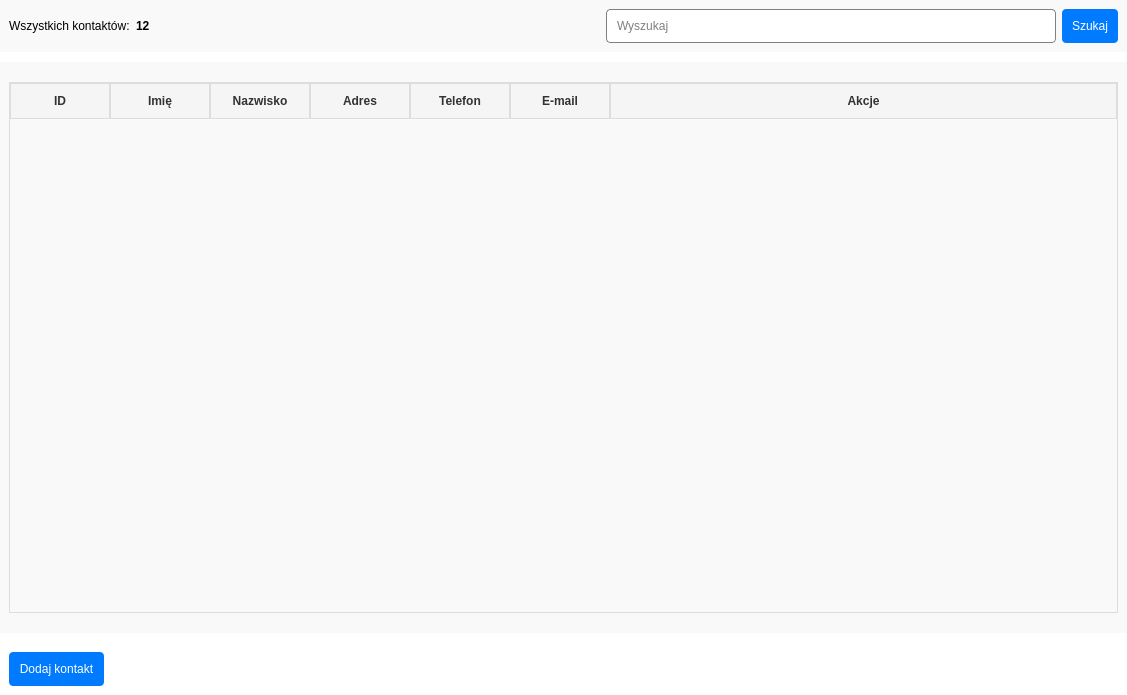
Above: dashboard.ui from Karoleqk/Baza-Kontaktow before the change. Below: the same form after it.
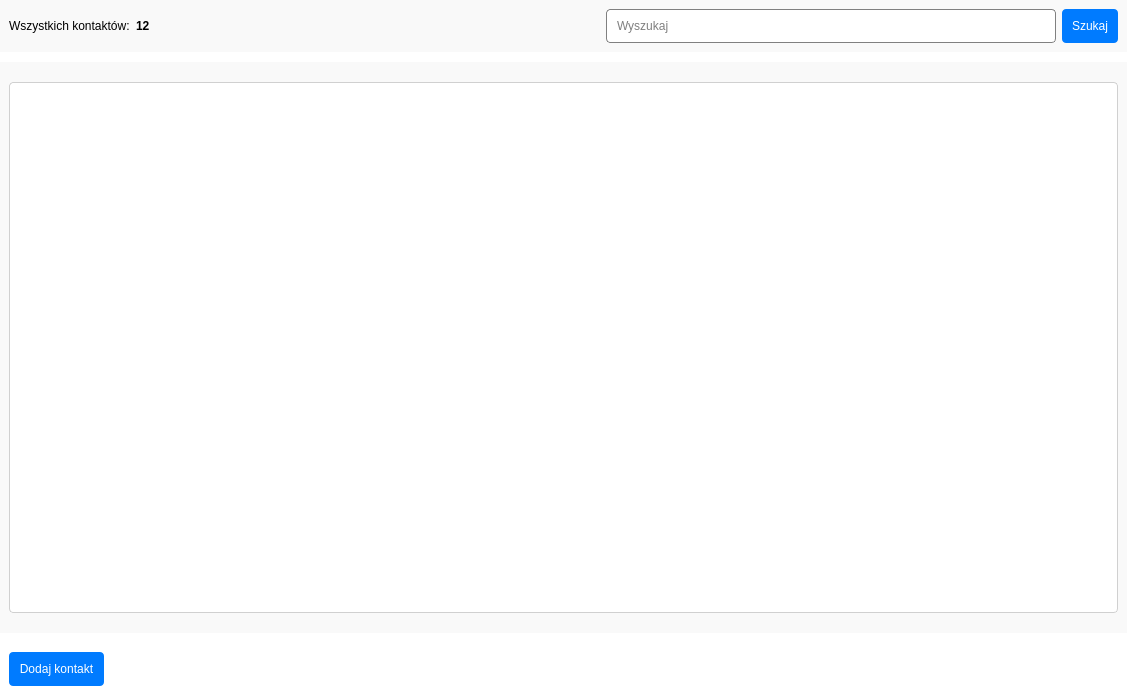
That is the form after the change.

Commit message: show fetched data in table

The edit to the form file:
```diff
--- a/dashboard.ui
+++ b/dashboard.ui
@@ -67,32 +67,81 @@
         border-color: black;
 }
 
+/* Basic QTableWidget styling */
 QTableWidget {
-    border: 1px solid #ddd; /* Light border around the table */
+    background-color: #ffffff;
+    alternate-background-color: #f9f9f9;
+    gridline-color: #e0e0e0;
+    selection-background-color: #e7f0fd;
+    selection-color: #202020;
+    border: 1px solid #d0d0d0;
+    border-radius: 4px;
+    padding: 0px;
+    font-size: 12px;
 }
 
-QTableWidget::item {
-    padding: 8px;
-    border-bottom: 1px solid #ddd;
+/* Header styling - lighter color */
+QHeaderView::section {
+    background-color: #f0f0f0;
+    color: #404040;
+    padding: 6px;
+    font-weight: bold;
+    border: 1px solid #d0d0d0;
+    border-top-width: 0px;
+    border-left-width: 0px;
+    border-right: 1px solid #d0d0d0;
 }
 
+QHeaderView::section:checked {
+    background-color: #e8e8e8;
+}
+
+/* Styling for alternating rows */
+QTableWidget::item:alternate {
+    background-color: #f9f9f9;
+}
+
+/* Styling for selected items - improved for better text visibility */
 QTableWidget::item:selected {
-    background-color: #4caf50; /* Green selection for each item */
-    color: white; /* White text when selected */
+    background-color: #e7f0fd;
+    color: #202020;
 }
 
-QTableWidget QHeaderView::section {
-    background-color: #f5f5f5; /* Light gray background for the header */
-    color: #333; /* Dark text for headers */
-    padding: 8px;
-    border: 1px solid #ddd; /* Border around headers */
-    font-weight: bold; /* Bold text in header */
+/* Hover effect - fixed to maintain text visibility */
+QTableWidget::item:hover {
+    background-color: #f0f7ff;
+    color: #202020;
 }
 
-QTableWidget QHeaderView::section:horizontal {
-    border-right: 1px solid #ddd; /* Horizontal border between columns */
+/* Both selected and hovered */
+QTableWidget::item:selected:hover {
+    background-color: #d7e5f7;
+    color: #202020;
 }
-</string>
+
+/* Styling for the scrollbars */
+QScrollBar:horizontal {
+    border: none;
+    background: #f5f5f5;
+    height: 12px;
+}
+
+QScrollBar:vertical {
+    border: none;
+    background: #f5f5f5;
+    width: 12px;
+}
+
+QScrollBar::handle:horizontal,
+QScrollBar::handle:vertical {
+    background: #cdcdcd;
+    border-radius: 6px;
+}
+
+QScrollBar::handle:horizontal:hover,
+QScrollBar::handle:vertical:hover {
+    background: #b0b0b0;
+}</string>
   </property>
   <widget class="QWidget" name="centralwidget">
    <layout class="QVBoxLayout" name="verticalLayout_2">
@@ -197,41 +246,6 @@
          <attribute name="horizontalHeaderStretchLastSection">
           <bool>true</bool>
          </attribute>
-         <column>
-          <property name="text">
-           <string>ID</string>
-          </property>
-         </column>
-         <column>
-          <property name="text">
-           <string>Imię</string>
-          </property>
-         </column>
-         <column>
-          <property name="text">
-           <string>Nazwisko</string>
-          </property>
-         </column>
-         <column>
-          <property name="text">
-           <string>Adres</string>
-          </property>
-         </column>
-         <column>
-          <property name="text">
-           <string>Telefon</string>
-          </property>
-         </column>
-         <column>
-          <property name="text">
-           <string>E-mail</string>
-          </property>
-         </column>
-         <column>
-          <property name="text">
-           <string>Akcje</string>
-          </property>
-         </column>
         </widget>
        </item>
       </layout>
```
The commit also changes 2 other files.
